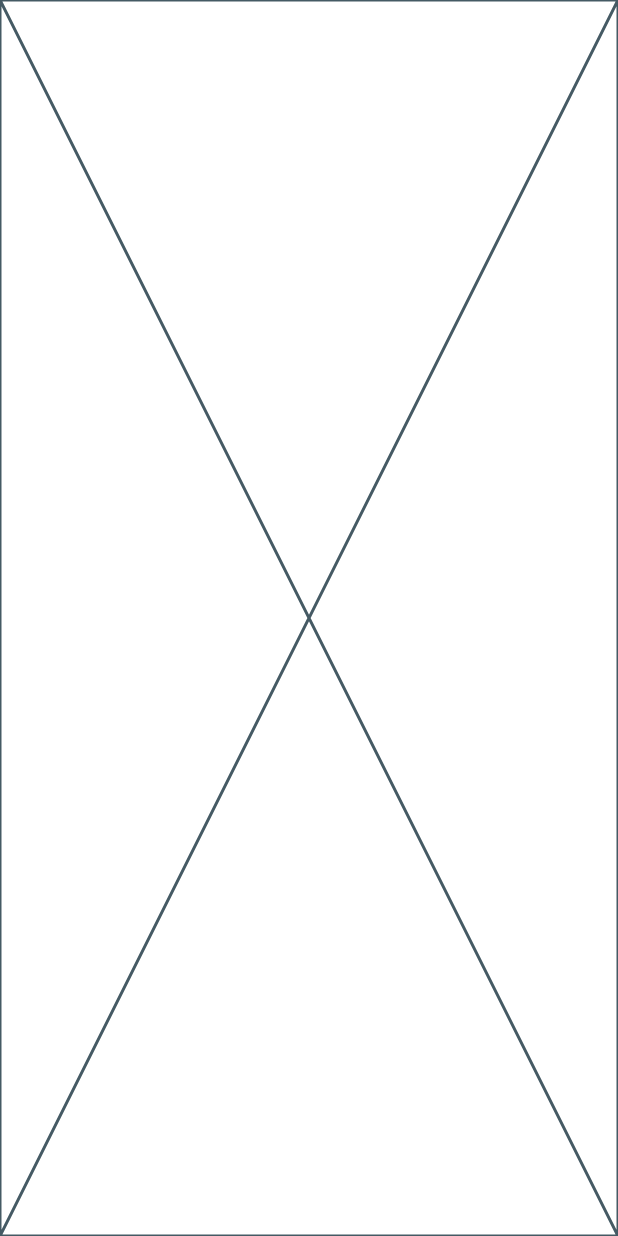
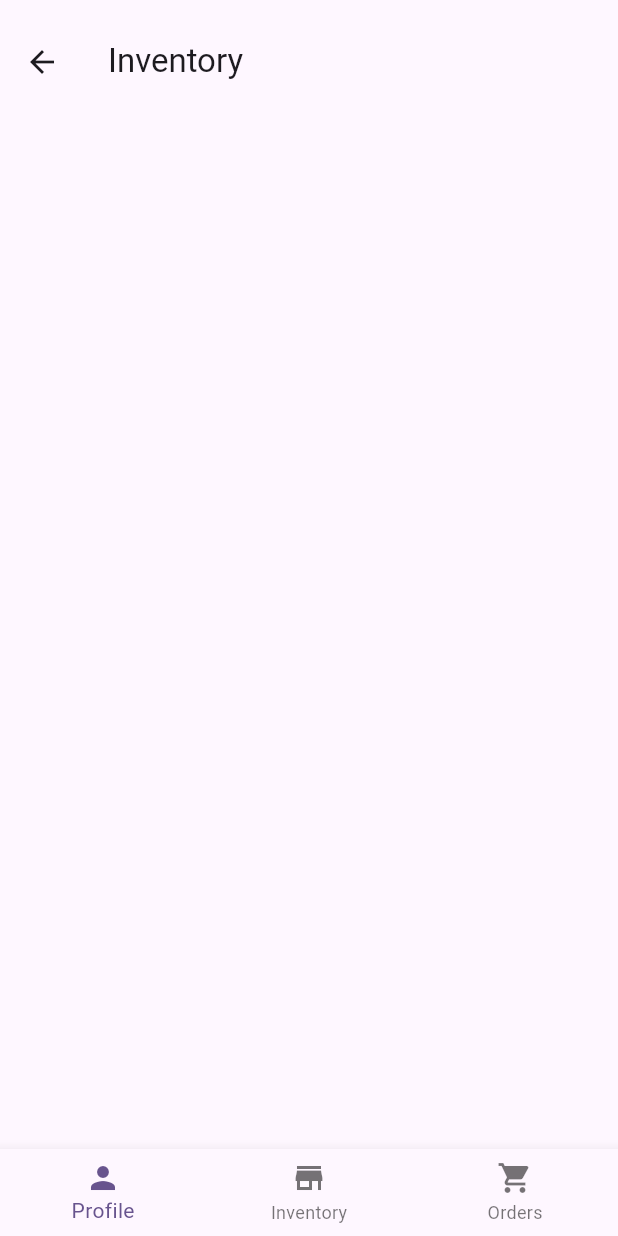
Before and after one commit to Nandagopalvs25/Pharmalink, a Flutter app: the screen it shows after launch, after a tap on "Log in", on a phone screen of 412 x 824 dp. Run offline on Flutter 3.47's test engine with Material 3 defaults, Android fonts, the phone set to English and light mode, and no system bars; our stand-ins replace get.

Commit message:
pharmacy home

```diff
--- a/lib/auth/views/login.dart
+++ b/lib/auth/views/login.dart
@@ -116,7 +116,7 @@ class AuthPage extends StatelessWidget {
                           height: _screenheight * 0.07031547,
                           decoration: BoxDecoration(
                             borderRadius: BorderRadius.circular(10.32),
-                            // color: AdvColors.loginbutton,
+                            color: Colors.blue,
                           ),
                           child: Center(
                             child: Text(
@@ -129,7 +129,7 @@ class AuthPage extends StatelessWidget {
                             ),
                           ),
                         ),
-                      )
+                      ),
                     ],
                   ),
                 ),
--- /dev/null
+++ b/lib/pharmacy/controllers/pharmcontroller.dart
@@ -0,0 +1,3 @@
+import 'package:get/get.dart';
+
+class PharmController extends GetxController {}
--- a/lib/pharmacy/views/pharmhome.dart
+++ b/lib/pharmacy/views/pharmhome.dart
@@ -1,10 +1,32 @@
 import 'package:flutter/cupertino.dart';
+import 'package:flutter/material.dart';
+import 'package:get/get.dart';
 
 class PharmHome extends StatelessWidget {
   const PharmHome({super.key});
 
   @override
   Widget build(BuildContext context) {
-    return const Placeholder();
+    final _screenheight = MediaQuery.of(context).size.height;
+    final _screenwidth = MediaQuery.of(context).size.width;
+    return Scaffold(
+      appBar: AppBar(
+        toolbarHeight: _screenheight * 0.1,
+        title: Text(
+          "Inventory",
+        ),
+      ),
+      body: Container(
+        height: _screenheight * 0.8,
+      ),
+      bottomNavigationBar: BottomNavigationBar(
+        items: const [
+          BottomNavigationBarItem(icon: Icon(Icons.person), label: "Profile"),
+          BottomNavigationBarItem(icon: Icon(Icons.store), label: "Inventory"),
+          BottomNavigationBarItem(
+              icon: Icon(Icons.shopping_cart), label: "Orders"),
+        ],
+      ),
+    );
   }
 }
```
